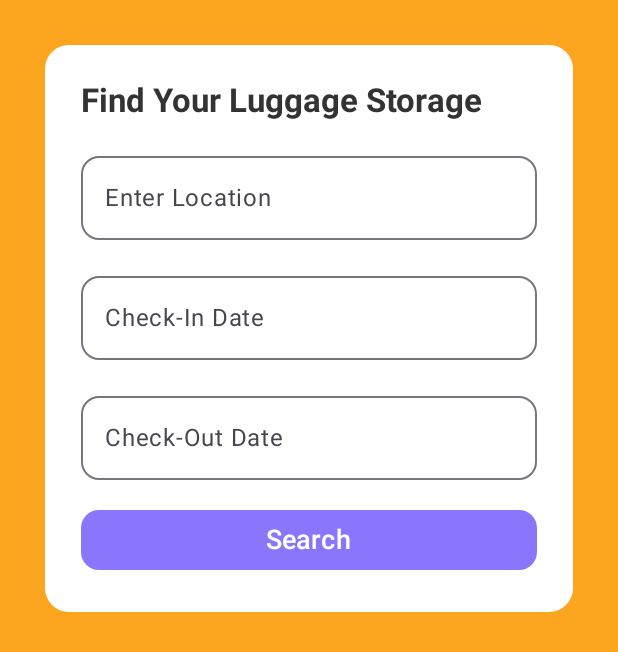
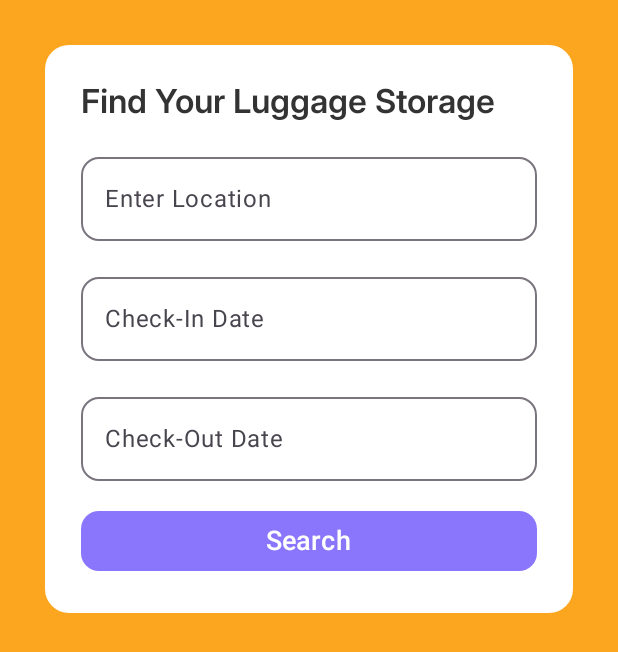
Before and after one commit to ayus-aryal/Join-The-Cause, an Android app built with Jetpack Compose: the @Preview function SearchScreenn, on a phone screen of 412 x 824 dp. Shown: the top 652 px of the screen. Run offline under Robolectric (Android 15) with nearby library versions, the phone set to English and light mode, and no system bars.

Commit message:
First Commit--After first two screens.

```diff
--- a/app/src/main/java/com/example/jointhecause/screens/SearchScreen.kt
+++ b/app/src/main/java/com/example/jointhecause/screens/SearchScreen.kt
@@ -12,11 +12,14 @@ import androidx.compose.ui.Alignment
 import androidx.compose.ui.Modifier
 import androidx.compose.ui.graphics.Brush
 import androidx.compose.ui.graphics.Color
+import androidx.compose.ui.text.font.Font
+import androidx.compose.ui.text.font.FontFamily
 import androidx.compose.ui.text.font.FontWeight
 import androidx.compose.ui.text.input.TextFieldValue
 import androidx.compose.ui.tooling.preview.Preview
 import androidx.compose.ui.unit.dp
 import androidx.compose.ui.unit.sp
+import com.example.jointhecause.R
 
 class SearchScreenActivity : ComponentActivity() {
     override fun onCreate(savedInstanceState: Bundle?) {
@@ -29,6 +32,11 @@ class SearchScreenActivity : ComponentActivity() {
 
 @Composable
 fun SearchScreen() {
+
+    val customFontFamily = FontFamily(
+        Font(R.font.inter) // Replace 'inter' with the name of your font file (without extension)
+    )
+
     var location by remember { mutableStateOf(TextFieldValue("")) }
     var checkInDate by remember { mutableStateOf(TextFieldValue("")) }
     var checkOutDate by remember { mutableStateOf(TextFieldValue("")) }
@@ -50,7 +58,7 @@ fun SearchScreen() {
                 modifier = Modifier.padding(24.dp),
                 verticalArrangement = Arrangement.spacedBy(16.dp)
             ) {
-                Text("Find Your Luggage Storage ", fontSize = 22.sp, fontWeight = FontWeight.Bold, color = Color(0xFF333333))
+                Text("Find Your Luggage Storage ", fontSize = 22.sp, fontWeight = FontWeight.Bold, color = Color(0xFF333333), fontFamily = customFontFamily)
 
                 CustomTextField(value = location, onValueChange = { location = it }, label = "Enter Location")
                 CustomTextField(value = checkInDate, onValueChange = { checkInDate = it }, label = "Check-In Date")
```
